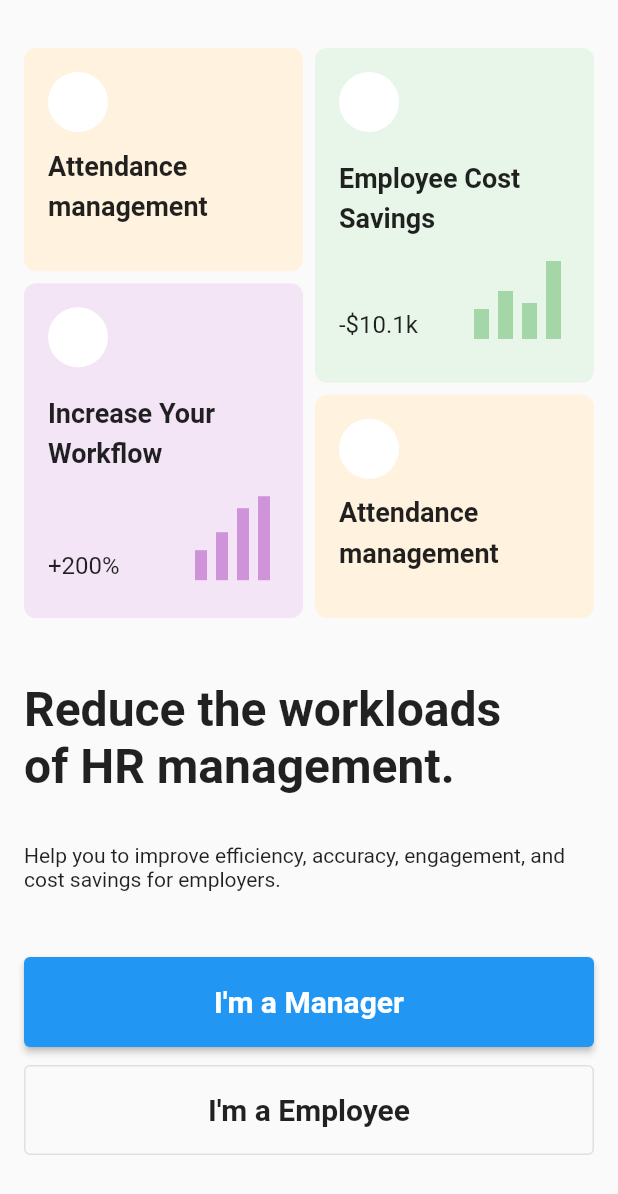
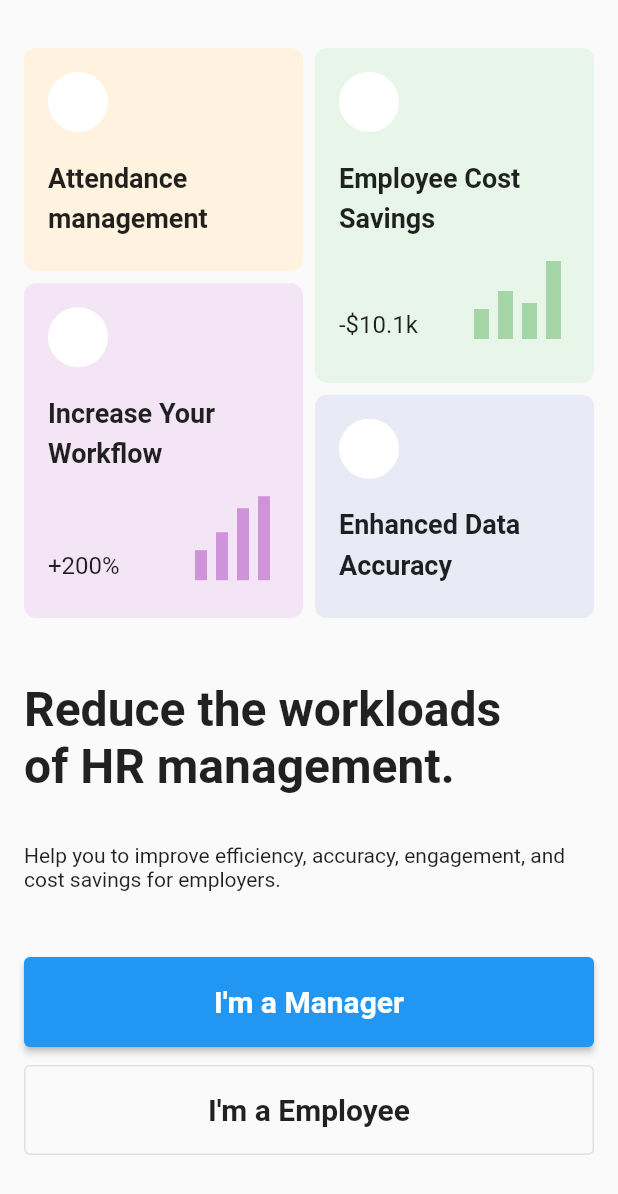
Before and after one commit to JAICHANGPARK/flutter_notebook_chapter_28, a Flutter app: the ESSAMainPage screen opened directly, on a phone screen of 412 x 824 dp. Shown: the top 1194 px of the screen. Run offline on Flutter 3.47's test engine with Material 2 defaults, Android fonts, the phone set to English and light mode, and no system bars; our stand-ins replace date_picker_timeline, dots_indicator, fl_chart, flutter_speed_dial, freezed_annotation, google_fonts and 1 more.

Commit message:
Update essa_main_page.dart

```diff
--- a/lib/ep1437_employee_self_service_app/view/essa_main_page.dart
+++ b/lib/ep1437_employee_self_service_app/view/essa_main_page.dart
@@ -38,7 +38,7 @@ class _ESSAMainPageState extends State<ESSAMainPage> {
                                     backgroundColor: Colors.white,
                                   ),
                                   SizedBox(
-                                    height: 8,
+                                    height: 16,
                                   ),
                                   Text(
                                     "Attendance management",
@@ -218,7 +218,7 @@ class _ESSAMainPageState extends State<ESSAMainPage> {
                             child: Container(
                               width: double.infinity,
                               decoration: BoxDecoration(
-                                color: Colors.orange[50],
+                                color: Colors.indigo[50],
                                 borderRadius: BorderRadius.circular(8),
                               ),
                               padding: const EdgeInsets.all(16),
@@ -229,10 +229,10 @@ class _ESSAMainPageState extends State<ESSAMainPage> {
                                     backgroundColor: Colors.white,
                                   ),
                                   SizedBox(
-                                    height: 8,
+                                    height: 16,
                                   ),
                                   Text(
-                                    "Attendance management",
+                                    "Enhanced Data Accuracy",
                                     style: TextStyle(
                                       fontSize: 18,
                                       fontWeight: FontWeight.bold,
```
